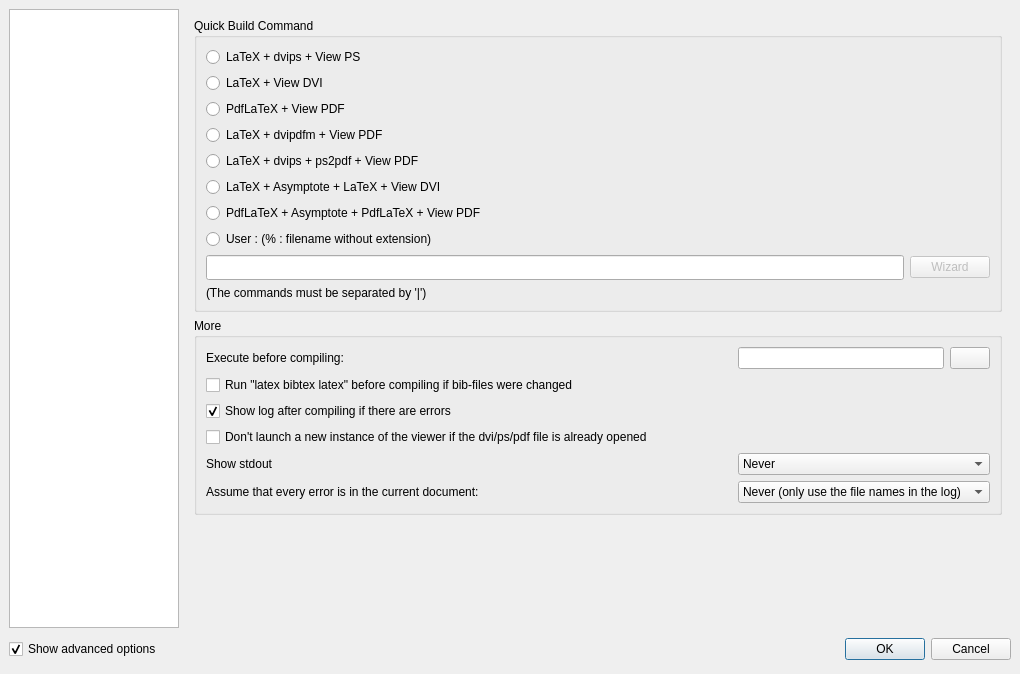
Qt form configdialog.ui (svn2github/texstudio-trunk) before a commit.
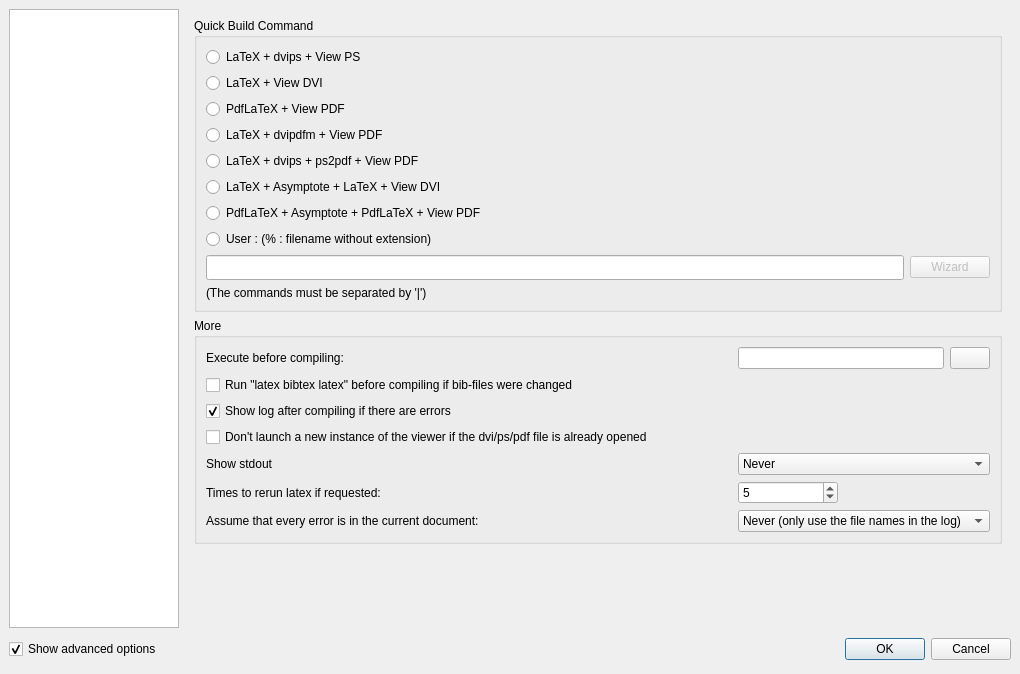
The same form after that commit. The open tabs and pages were chosen to show the change. Icons and pictures are not drawn.

Commit message: automatically latex reruns

Diff of the .ui file:
```diff
--- a/configdialog.ui
+++ b/configdialog.ui
@@ -826,14 +826,14 @@
             </property>
            </widget>
           </item>
-          <item row="6" column="0" colspan="2">
+          <item row="7" column="0" colspan="2">
            <widget class="QLabel" name="label_11">
             <property name="text">
              <string>Assume that every error is in the current document:</string>
             </property>
            </widget>
           </item>
-          <item row="6" column="2" colspan="3">
+          <item row="7" column="2" colspan="3">
            <widget class="QComboBox" name="comboBoxIgnoreLogFileNames">
             <property name="sizePolicy">
              <sizepolicy hsizetype="Expanding" vsizetype="Fixed">
@@ -915,6 +915,20 @@
             </item>
            </widget>
           </item>
+          <item row="6" column="0">
+           <widget class="QLabel" name="label_38">
+            <property name="text">
+             <string>Times to rerun latex if requested:</string>
+            </property>
+           </widget>
+          </item>
+          <item row="6" column="2">
+           <widget class="QSpinBox" name="spinBoxRerunLatex">
+            <property name="value">
+             <number>5</number>
+            </property>
+           </widget>
+          </item>
          </layout>
         </widget>
        </item>
```
Left out of the diff: 6 changed lines with no effect on the pictures. The commit also changes 6 other files.
